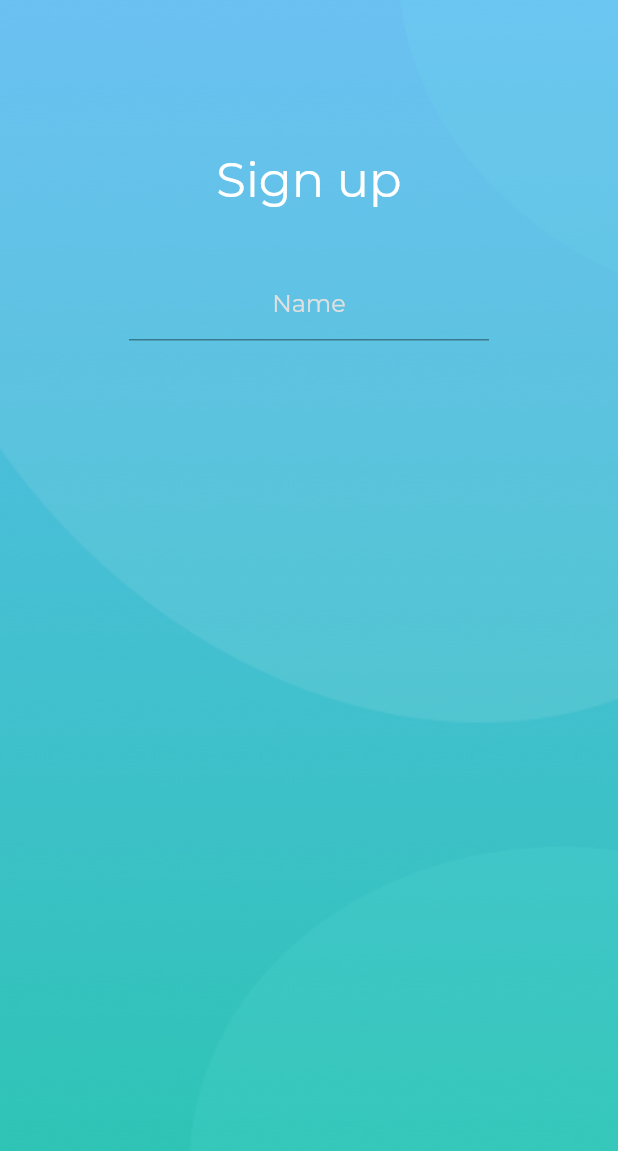
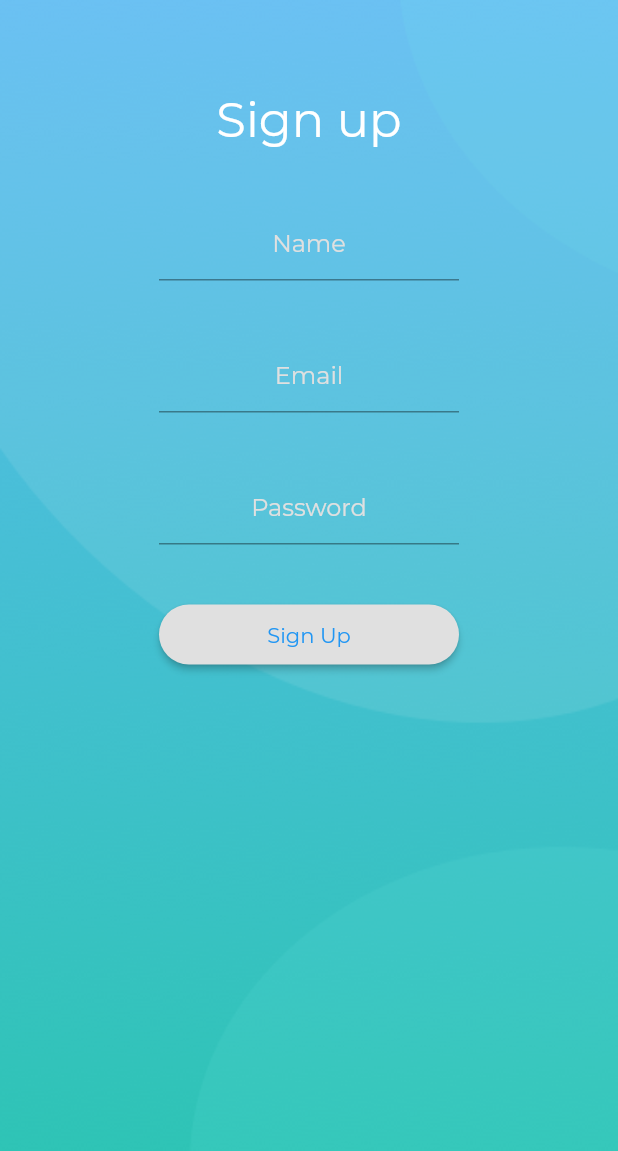
Before and after one commit to andreymusth/flutter-examples, a Flutter app: the screen it shows after launch, on a phone screen of 412 x 824 dp. Shown: the top 1151 px of the screen. Run offline on Flutter 3.47's test engine with Material 2 defaults, Android fonts, the phone set to English and light mode, and no system bars; project files that could hold a hidden picture were left out.

Commit message:
added button and replaced column with list view

```diff
--- a/lib/main.dart
+++ b/lib/main.dart
@@ -16,47 +16,98 @@ class HomePage extends State<MainPage> {
       theme: ThemeData(
         hintColor: Colors.grey[300],
         fontFamily: "MonsteratRegular",
+        textSelectionColor: Colors.white,
         inputDecorationTheme: InputDecorationTheme(
           border: UnderlineInputBorder(),
         ),
       ),
       home: Scaffold(
-        body: Stack(
-          children: <Widget>[
-            Container(
+        body: Container(
           decoration: BoxDecoration(
             image: DecorationImage(
               image: AssetImage("assets/background.png"),
               fit: BoxFit.fill,
             ),
           ),
-            ),
+          child: ListView(
+            children: <Widget>[
               Center(
                 child: Column(
                   children: <Widget>[
                     Padding(
-                    padding: EdgeInsets.only(top: 100.0),
+                      padding: EdgeInsets.only(top: 60.0),
                       child: Text(
                         "Sign up",
                         style: TextStyle(fontSize: 32.0, color: Colors.white),
                       ),
                     ),
                     Container(
-                    width: 240.0,
+                      width: 200.0,
                       padding: EdgeInsets.only(top: 40.0),
                       child: TextField(
                         textAlign: TextAlign.center,
+                        style: TextStyle(
+                          color: Colors.white,
+                          fontFamily: "MonsteratRegular",
+                          fontSize: 16.0,
+                        ),
                         decoration: InputDecoration(
                           hintText: "Name",
                         ),
                       ),
                     ),
+                    Container(
+                      width: 200.0,
+                      padding: EdgeInsets.only(top: 40.0),
+                      child: TextField(
+                        textAlign: TextAlign.center,
+                        style: TextStyle(
+                          color: Colors.white,
+                          fontFamily: "MonsteratRegular",
+                          fontSize: 16.0,
+                        ),
+                        decoration: InputDecoration(
+                          hintText: "Email",
+                        ),
+                      ),
+                    ),
+                    Container(
+                      width: 200.0,
+                      padding: EdgeInsets.only(top: 40.0),
+                      child: TextField(
+                        textAlign: TextAlign.center,
+                        style: TextStyle(
+                          color: Colors.white,
+                          fontFamily: "MonsteratRegular",
+                          fontSize: 16.0,
+                        ),
+                        decoration: InputDecoration(
+                          hintText: "Password",
+                        ),
+                      ),
+                    ),
+                    Padding(
+                      padding: EdgeInsets.only(top: 40.0),
+                      child: Container(
+                        width: 200.0,
+                        height: 40.0,
+                        child: RaisedButton(
+                          textTheme: ButtonTextTheme.accent,
+                          onPressed: () => debugPrint(""),
+                          child: Text("Sign Up"),
+                          shape: RoundedRectangleBorder(
+                            borderRadius: BorderRadius.circular(30.0),
+                          ),
+                        ),
+                      ),
+                    )
                   ],
                 ),
               ),
             ],
           ),
         ),
+      ),
     );
   }
 }
```
Lines whose indentation alone changed are shown as unchanged.
